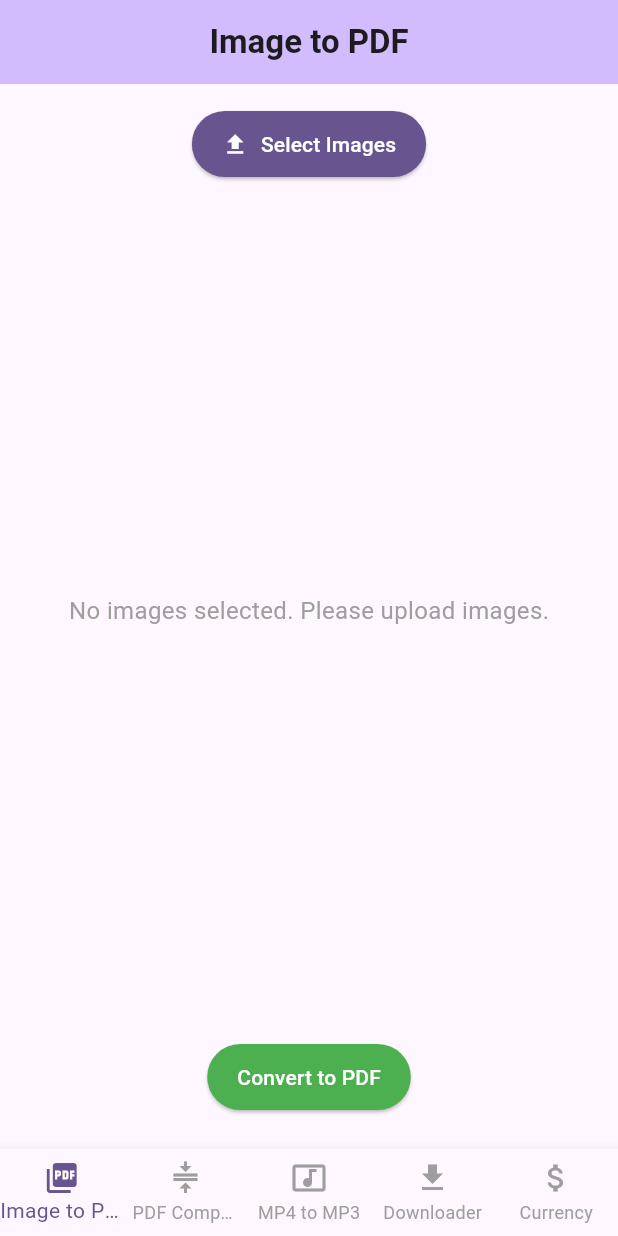
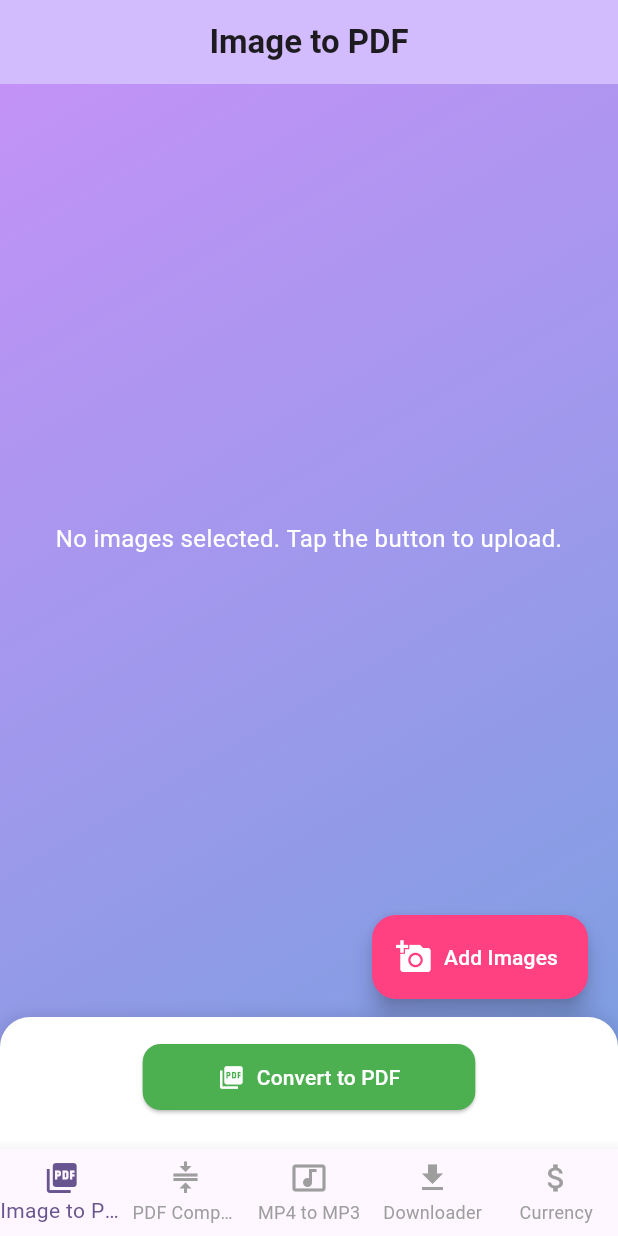
Before and after one commit to aarsh2982/Flutter-VersaTool, a Flutter app: the screen it shows after launch, after a tap on "Convert to PDF", on a phone screen of 412 x 824 dp. Run offline on Flutter 3.47's test engine with Material 3 defaults, Android fonts, the light colour scheme and no system bars; our stand-ins replace cached_network_image, fluttertoast, image_picker, lottie, share_plus; network calls fail.

```diff
--- a/versatool_app/lib/image_to_pdf.dart
+++ b/versatool_app/lib/image_to_pdf.dart
@@ -3,8 +3,6 @@ import 'package:flutter/material.dart';
 import 'package:image_picker/image_picker.dart';
 import 'package:pdf/widgets.dart' as pw;
 import 'package:path_provider/path_provider.dart';
-import 'package:image_cropper/image_cropper.dart';
-import 'package:open_file/open_file.dart';
 
 class ImageToPdfScreen extends StatefulWidget {
   const ImageToPdfScreen({super.key});
@@ -18,7 +16,6 @@ class _ImageToPdfScreenState extends State<ImageToPdfScreen> {
   List<XFile> _selectedImages = [];
   File? _pdfFile;
 
-  // Select images
   Future<void> _selectImages() async {
     final List<XFile>? images = await _picker.pickMultiImage();
     if (images != null) {
@@ -28,24 +25,6 @@ class _ImageToPdfScreenState extends State<ImageToPdfScreen> {
     }
   }
 
-  // Crop an image
-  Future<File?> _cropImage(String imagePath) async {
-    final croppedFile = await ImageCropper().cropImage(
-      sourcePath: imagePath,
-      aspectRatio: const CropAspectRatio(ratioX: 1, ratioY: 1),
-      uiSettings: [
-        AndroidUiSettings(
-          toolbarTitle: 'Crop Image',
-          toolbarColor: Colors.deepPurple,
-          toolbarWidgetColor: Colors.white,
-          lockAspectRatio: true,
-        ),
-      ],
-    );
-    return croppedFile != null ? File(croppedFile.path) : null;
-  }
-
-  // Convert selected images to PDF
   Future<void> _convertToPdf() async {
     if (_selectedImages.isEmpty) return;
 
@@ -63,169 +42,159 @@ class _ImageToPdfScreenState extends State<ImageToPdfScreen> {
       );
     }
 
-    // Ask user where to save the file
     final directory = await getApplicationDocumentsDirectory();
-    final String? filePath = await _askForFilePath(directory.path);
+    final pdfFile = File('${directory.path}/converted_images.pdf');
+    await pdfFile.writeAsBytes(await pdf.save());
 
-    if (filePath != null) {
-      final pdfFile = File(filePath);
-      await pdfFile.writeAsBytes(await pdf.save());
     setState(() {
       _pdfFile = pdfFile;
     });
 
     ScaffoldMessenger.of(context).showSnackBar(
-        SnackBar(content: Text('PDF successfully created: ${pdfFile.path}')),
+      SnackBar(
+        content: Text('PDF saved at ${pdfFile.path}'),
+        backgroundColor: Colors.green,
+      ),
     );
-
-      // Open the file
-      OpenFile.open(pdfFile.path);
-    }
-  }
-
-  // Dialog to ask for the file path
-  Future<String?> _askForFilePath(String initialPath) async {
-    String? path = initialPath;
-    return showDialog<String>(
-      context: context,
-      builder: (context) {
-        final TextEditingController _controller =
-            TextEditingController(text: '$path/converted_images.pdf');
-        return AlertDialog(
-          title: const Text("Save PDF"),
-          content: TextField(
-            controller: _controller,
-            decoration: const InputDecoration(labelText: "File Path"),
-          ),
-          actions: [
-            TextButton(
-              onPressed: () {
-                Navigator.pop(context, null);
-              },
-              child: const Text("Cancel"),
-            ),
-            ElevatedButton(
-              onPressed: () {
-                Navigator.pop(context, _controller.text);
-              },
-              child: const Text("Save"),
-            ),
-          ],
-        );
-      },
-    );
-  }
-
-  // Download the PDF file (No longer necessary since it's being opened directly)
-  void _downloadPdf() {
-    if (_pdfFile == null) return;
-
-    ScaffoldMessenger.of(context).showSnackBar(
-      SnackBar(content: Text('PDF is saved at: ${_pdfFile!.path}')),
-    );
-    // The file is already opened by OpenFile.open(pdfFile.path)
   }
 
   @override
   Widget build(BuildContext context) {
     return Scaffold(
-      body: Column(
+      backgroundColor: Colors.grey[200],
+      body: Stack(
         children: [
-          const SizedBox(height: 16),
-
-          // Upload Images Button
-          ElevatedButton.icon(
-            onPressed: _selectImages,
-            icon: const Icon(Icons.upload),
-            label: const Text("Select Images"),
-            style: ElevatedButton.styleFrom(
-              padding: const EdgeInsets.symmetric(horizontal: 20, vertical: 12),
-              backgroundColor: Theme.of(context).colorScheme.primary,
-              foregroundColor: Colors.white,
+          Container(
+            decoration: const BoxDecoration(
+              gradient: LinearGradient(
+                colors: [
+                  Color.fromARGB(255, 195, 146, 247),
+                  Color.fromARGB(255, 121, 159, 224)
+                ],
+                begin: Alignment.topLeft,
+                end: Alignment.bottomRight,
               ),
             ),
+            child: Column(
+              children: [
+                const SizedBox(height: 0),
+
                 const SizedBox(height: 16),
-
-          // Preview Selected Images
                 Expanded(
                   child: _selectedImages.isNotEmpty
                       ? GridView.builder(
-                    padding: const EdgeInsets.all(8),
+                          padding: const EdgeInsets.all(12),
                           gridDelegate:
                               const SliverGridDelegateWithFixedCrossAxisCount(
                             crossAxisCount: 2,
                             childAspectRatio: 1,
-                      crossAxisSpacing: 8,
-                      mainAxisSpacing: 8,
+                            crossAxisSpacing: 12,
+                            mainAxisSpacing: 12,
                           ),
                           itemCount: _selectedImages.length,
                           itemBuilder: (context, index) {
-                      return Stack(
+                            return ClipRRect(
+                              borderRadius: BorderRadius.circular(15),
+                              child: Stack(
                                 children: [
-                          Positioned.fill(
-                            child: Image.file(
+                                  Image.file(
                                     File(_selectedImages[index].path),
                                     fit: BoxFit.cover,
-                            ),
+                                    width: double.infinity,
+                                    height: double.infinity,
                                   ),
                                   Positioned(
+                                    right: 8,
                                     top: 8,
-                            right: 8,
+                                    child: CircleAvatar(
+                                      backgroundColor: Colors.redAccent,
+                                      radius: 14,
                                       child: IconButton(
-                              icon: const Icon(Icons.crop, color: Colors.white),
-                              onPressed: () async {
-                                final croppedFile = await _cropImage(
-                                    _selectedImages[index].path);
-                                if (croppedFile != null) {
+                                        icon: const Icon(Icons.close,
+                                            color: Colors.white, size: 14),
+                                        onPressed: () {
                                           setState(() {
-                                    _selectedImages[index] =
-                                        XFile(croppedFile.path);
+                                            _selectedImages.removeAt(index);
                                           });
-                                }
                                         },
                                       ),
                                     ),
+                                  ),
                                 ],
+                              ),
                             );
                           },
                         )
                       : const Center(
                           child: Text(
-                      "No images selected. Please upload images.",
-                      style: TextStyle(fontSize: 16, color: Colors.grey),
+                            "No images selected. Tap the button to upload.",
+                            textAlign: TextAlign.center,
+                            style: TextStyle(fontSize: 16, color: Colors.white),
                           ),
                         ),
                 ),
-
-          // Convert and Download Buttons
-          Padding(
-            padding: const EdgeInsets.all(16.0),
-            child: Column(
-              children: [
-                ElevatedButton(
-                  onPressed: _convertToPdf,
-                  child: const Text("Convert to PDF"),
-                  style: ElevatedButton.styleFrom(
-                    padding: const EdgeInsets.symmetric(
-                        horizontal: 20, vertical: 12),
-                    backgroundColor: Colors.green,
+                const SizedBox(
+                    height: 120), // Adjusted for proper FAB placement
+              ],
+            ),
+          ),
+          Positioned(
+            bottom: 100, // Adjusted to prevent overlap
+            right: 20,
+            child: FloatingActionButton.extended(
+              onPressed: _selectImages,
+              icon: const Icon(Icons.add_a_photo),
+              label: const Text("Add Images"),
+              backgroundColor: Colors.pinkAccent,
               foregroundColor: Colors.white,
             ),
           ),
-                const SizedBox(height: 8),
-                if (_pdfFile != null)
+          Positioned(
+            bottom: 0,
+            left: 0,
+            right: 0,
+            child: Container(
+              padding: const EdgeInsets.all(16),
+              decoration: BoxDecoration(
+                color: Colors.white,
+                borderRadius:
+                    const BorderRadius.vertical(top: Radius.circular(20)),
+                boxShadow: [
+                  BoxShadow(
+                    color: Colors.black.withOpacity(0.1),
+                    blurRadius: 8,
+                    spreadRadius: 2,
+                  ),
+                ],
+              ),
+              child: Column(
+                mainAxisSize: MainAxisSize.min,
+                children: [
                   ElevatedButton.icon(
-                    onPressed: _downloadPdf,
-                    icon: const Icon(Icons.download),
-                    label: const Text("Download PDF"),
+                    onPressed: _convertToPdf,
+                    icon: const Icon(Icons.picture_as_pdf),
+                    label: const Text("Convert to PDF"),
                     style: ElevatedButton.styleFrom(
                       padding: const EdgeInsets.symmetric(
-                          horizontal: 20, vertical: 12),
-                      backgroundColor: Colors.blue,
+                          horizontal: 50, vertical: 12),
+                      backgroundColor: Colors.green,
                       foregroundColor: Colors.white,
+                      shape: RoundedRectangleBorder(
+                        borderRadius: BorderRadius.circular(12),
                       ),
                     ),
+                  ),
+                  const SizedBox(height: 8),
+                  _pdfFile != null
+                      ? Text(
+                          "PDF saved at: ${_pdfFile!.path}",
+                          style: const TextStyle(
+                              fontSize: 14, color: Colors.black54),
+                          textAlign: TextAlign.center,
+                        )
+                      : const SizedBox(),
                 ],
+              ),
             ),
           ),
         ],
--- a/versatool_app/pubspec.yaml
+++ b/versatool_app/pubspec.yaml
@@ -40,11 +40,13 @@ dependencies:
   pdf: ^3.11.2
   image_picker: ^1.1.2
   image_cropper: ^8.1.0
-  open_file: ^3.5.10
   http: ^1.3.0
   share_plus: ^10.1.4
   fluttertoast: ^8.2.10
   cached_network_image: ^3.4.1
+  provider: ^6.0.5
+  lottie: ^2.2.0
+  animated_text_kit: ^4.2.2
 
 dev_dependencies:
   flutter_test:
```
Also changed, not shown: versatool_app/lib/currency_convertor.dart (added, +189 -0 lines), versatool_app/lib/insta_downloader.dart (+28 -97 lines), versatool_app/lib/main.dart (+2 -24 lines), versatool_app/pubspec.lock, 3 other files. Lines whose indentation alone changed are shown as unchanged.
